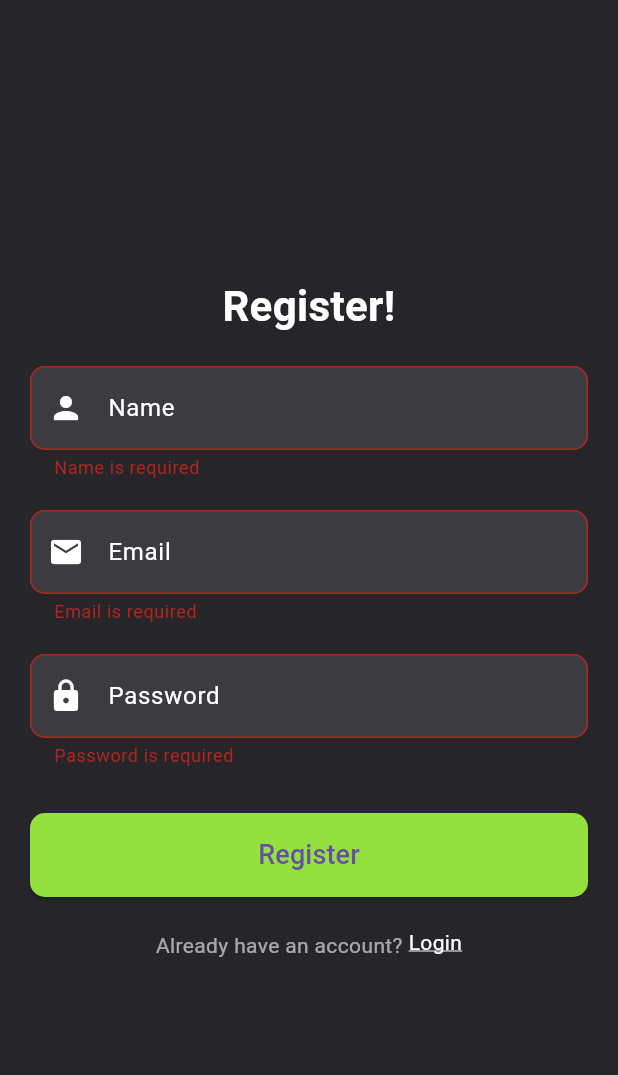
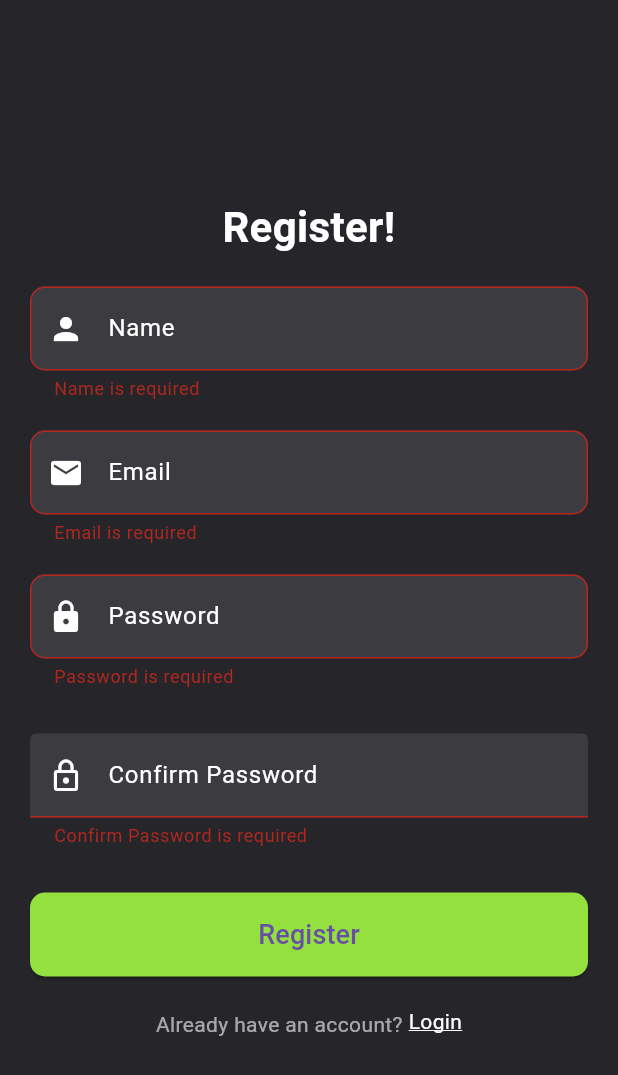
Before and after one commit to tuongkhtn/runmate, a Flutter app: the RegisterScreen screen opened by its route, after a tap on "Register", on a phone screen of 412 x 824 dp. Shown: the top 1075 px of the screen. Run offline on Flutter 3.47's test engine with Material 3 defaults, Android fonts, the phone set to English and light mode, and no system bars; our stand-ins replace cloud_firestore, firebase_auth, firebase_core; accounts and stored records are empty.

Commit message:
Add auth in login and register

```diff
--- a/lib/features/auth/models/user.dart
+++ b/lib/features/auth/models/user_model.dart
@@ -1,4 +1,4 @@
-class User {
+class UserModel {
   final String userId;
   final String name;
   final String email;
@@ -7,7 +7,7 @@ class User {
   final int totalTime;
   final DateTime createdAt;
 
-  User({
+  UserModel({
     required this.userId,
     required this.name,
     required this.email,
@@ -17,8 +17,8 @@ class User {
     required this.createdAt,
   });
 
-  factory User.fromJson(Map<String, dynamic> json) {
-    return User(
+  factory UserModel.fromJson(Map<String, dynamic> json) {
+    return UserModel(
       userId: json['userId'] as String,
       name: json['name'] as String,
       email: json['email'] as String,
--- a/lib/features/auth/screens/register_screen.dart
+++ b/lib/features/auth/screens/register_screen.dart
@@ -1,5 +1,8 @@
 import "package:flutter/material.dart";
 import "../../../common/utils/constants.dart";
+import "../models/user_model.dart";
+import "../services/auth_service.dart";
+import "package:firebase_auth/firebase_auth.dart";
 
 class RegisterScreen extends StatefulWidget {
   const RegisterScreen({super.key});
@@ -15,6 +18,11 @@ class _RegisterScreenState extends State<RegisterScreen> {
   final TextEditingController _nameController = TextEditingController();
   final TextEditingController _emailController = TextEditingController();
   final TextEditingController _passwordController = TextEditingController();
+  final TextEditingController _confirmPasswordController = TextEditingController();
+
+  final AuthService _authService = AuthService();
+
+  bool _isLoading = false; // Trạng thái đang xử lý
 
   @override
   void dispose() {
@@ -25,12 +33,57 @@ class _RegisterScreenState extends State<RegisterScreen> {
   }
 
   // Hàm xử lý khi nhấn "Register"
-  void _register() {
-    if (_formKey.currentState!.validate()) {
-      // Form hợp lệ, xử lý đăng ký ở đây
-      print("Name: ${_nameController.text}");
-      print("Email: ${_emailController.text}");
-      print("Password: ${_passwordController.text}");
+  Future<void> _register() async {
+    if (!_formKey.currentState!.validate()) {
+      return;
+    }
+
+    final name = _nameController.text.trim();
+    final email = _emailController.text.trim();
+    final password = _passwordController.text.trim();
+
+    setState(() {
+      _isLoading = true;
+    });
+
+    try {
+      final user = await _authService.registerWithEmailAndPassword(email, password);
+
+      UserModel? newUser;
+
+      if(user != null) {
+        newUser = UserModel(
+          userId: user.uid,
+          name: name,
+          email: email,
+          avatarUrl: '',
+          totalDistance: 0.0,
+          totalTime: 0,
+          createdAt: DateTime.now(),
+        );
+
+        if(newUser != null) {
+          await _authService.saveUserToFirestore(newUser);
+          ScaffoldMessenger.of(context).showSnackBar(
+            const SnackBar(content: Text("User registered successfully!")),
+          );
+
+          Navigator.pushNamed(context, "/login");
+        } else {
+          ScaffoldMessenger.of(context).showSnackBar(
+            const SnackBar(content: Text("Failed to register user!")),
+          );
+        }
+      }
+
+    } catch(e) {
+      ScaffoldMessenger.of(context).showSnackBar(
+        SnackBar(content: Text("Error: $e")),
+      );
+    } finally {
+      setState(() {
+        _isLoading = false;
+      });
     }
   }
 
@@ -81,7 +134,7 @@ class _RegisterScreenState extends State<RegisterScreen> {
                     ),
                   ),
                   validator: (value) {
-                    if (value == null || value.isEmpty) {
+                    if (value == null || value.trim().isEmpty) {
                       return 'Name is required';
                     }
                     return null;
@@ -112,11 +165,11 @@ class _RegisterScreenState extends State<RegisterScreen> {
                     ),
                   ),
                   validator: (value) {
-                    if (value == null || value.isEmpty) {
+                    if (value == null || value.trim().isEmpty) {
                       return 'Email is required';
                     }
                     final emailRegex = RegExp(
-                        r'^[a-zA-Z0-9]+@[a-zA-Z0-9]+\.[a-zA-Z]+'); // Kiểm tra email hợp lệ
+                        r'^[a-z|0-9|A-Z]*([_][a-z|0-9|A-Z]+)*([.][a-z|0-9|A-Z]+)*([.][a-z|0-9|A-Z]+)*(([_][a-z|0-9|A-Z]+)*)?@[a-z][a-z|0-9|A-Z]*\.([a-z][a-z|0-9|A-Z]*(\.[a-z][a-z|0-9|A-Z]*)?)$'); // Kiểm tra email hợp lệ
                     if (!emailRegex.hasMatch(value)) {
                       return 'Enter a valid email address';
                     }
@@ -149,11 +202,43 @@ class _RegisterScreenState extends State<RegisterScreen> {
                     ),
                   ),
                   validator: (value) {
-                    if (value == null || value.isEmpty) {
+                    if (value == null || value.trim().isEmpty) {
                       return 'Password is required';
                     }
                     if (value.length < 6) {
                       return 'Password must be at least 6 characters';
+                    }
+                    return null;
+                  },
+                ),
+                const SizedBox(height: 30),
+
+                // Trường nhập Confirm Password
+                TextFormField(
+                  controller: _confirmPasswordController,
+                  obscureText: true,
+                  style: const TextStyle(color: Colors.white),
+                  decoration: InputDecoration(
+                    labelText: 'Confirm Password',
+                    labelStyle: const TextStyle(color: Colors.white),
+                    prefixIcon: const Icon(Icons.lock_outline, color: Colors.white),
+                    filled: true,
+                    fillColor: Colors.white.withOpacity(0.1),
+                    enabledBorder: OutlineInputBorder(
+                      borderSide: const BorderSide(color: Colors.white),
+                      borderRadius: BorderRadius.circular(10),
+                    ),
+                    focusedBorder: OutlineInputBorder(
+                      borderSide: const BorderSide(color: Colors.white),
+                      borderRadius: BorderRadius.circular(10),
+                    ),
+                  ),
+                  validator: (value) {
+                    if (value == null || value.trim().isEmpty) {
+                      return 'Confirm Password is required';
+                    }
+                    if (value != _passwordController.text) {
+                      return 'Passwords do not match';
                     }
                     return null;
                   },
@@ -169,7 +254,7 @@ class _RegisterScreenState extends State<RegisterScreen> {
                       borderRadius: BorderRadius.circular(10),
                     ),
                   ),
-                  onPressed: _register,
+                  onPressed: _isLoading ? null : _register,
                   child: const Text(
                     'Register',
                     style: TextStyle(fontSize: 18),
--- a/lib/features/auth/services/auth_service.dart
+++ b/lib/features/auth/services/auth_service.dart
@@ -1,15 +1,64 @@
 import "package:cloud_firestore/cloud_firestore.dart";
-import "../models/user.dart";
+import "package:firebase_auth/firebase_auth.dart";
+import "package:firebase_core/firebase_core.dart";
+import "../models/user_model.dart";
 
 class AuthService {
-  Future<void> saveUserToFirestore(User user) async {
-    final userRef = FirebaseFirestore.instance.collection('users').doc(user.userId);
+  final FirebaseAuth _auth = FirebaseAuth.instance;
+  final FirebaseFirestore _firestore = FirebaseFirestore.instance;
+
+  // Đăng nhập với email và mật khẩu
+  Future<User?> signInWithEmailAndPassword(String email, String password) async {
+    try {
+      final credential = await _auth.signInWithEmailAndPassword(
+        email: email,
+        password: password
+      );
+
+      print("Sign in Auth");
+
+      return credential.user;
+    } on FirebaseAuthException catch(e) {
+      print("Sign in Auth Error");
+      throw Exception(_getErrorMessage(e.code));
+    }
+  }
+
+  Future<User?> registerWithEmailAndPassword(String email, String password) async {
+    try {
+      final credential = await _auth.createUserWithEmailAndPassword(
+        email: email,
+        password: password
+      );
+      return credential.user;
+    } on FirebaseAuthException catch(e) {
+      throw Exception(_getErrorMessage(e.code));
+    }
+  }
+
+  Future<void> saveUserToFirestore(UserModel userModel) async {
+    final userRef = _firestore.collection("users").doc(userModel.userId);
 
     try {
-      await userRef.set(user.toJson());
-      print("User saved successfully");
+      await userRef.set(userModel.toJson());
+      print("User saved successfully!");
     } catch(e) {
       print("Error saving user: $e");
     }
   }
+
+  String _getErrorMessage(String code) {
+    switch(code) {
+      case 'user-not-found':
+        return 'No user found for this email.';
+      case 'wrong-password':
+        return 'Incorrect password.';
+      case 'email-already-in-use':
+        return 'This email is already in use.';
+      case 'weak-password':
+        return 'The password is too weak.';
+      default:
+        return 'An unknown error occurred. Please try again.';
+    }
+  }
 }
--- a/lib/main.dart
+++ b/lib/main.dart
@@ -2,8 +2,11 @@ import "features/onboarding/screens/get_started_screen.dart";
 import "features/auth/screens/login_screen.dart";
 import "features/auth/screens/register_screen.dart";
 import 'package:flutter/material.dart';
+import "package:firebase_core/firebase_core.dart";
 
 void main() async {
+  WidgetsFlutterBinding.ensureInitialized();
+  await Firebase.initializeApp();
   runApp(const MyApp());
 }
 
@@ -19,6 +22,7 @@ class MyApp extends StatelessWidget {
         '/': (context) => const GetStartedScreen(),
         '/login': (context) => const LoginScreen(),
         '/register': (context) => const RegisterScreen(),
+        '/home': (context) => const GetStartedScreen(),
       },
       initialRoute: '/',
     );
```
Also changed, not shown: lib/features/auth/screens/login_screen.dart (+90 -6 lines), lib/features/auth/models/keep.dart (deleted).
